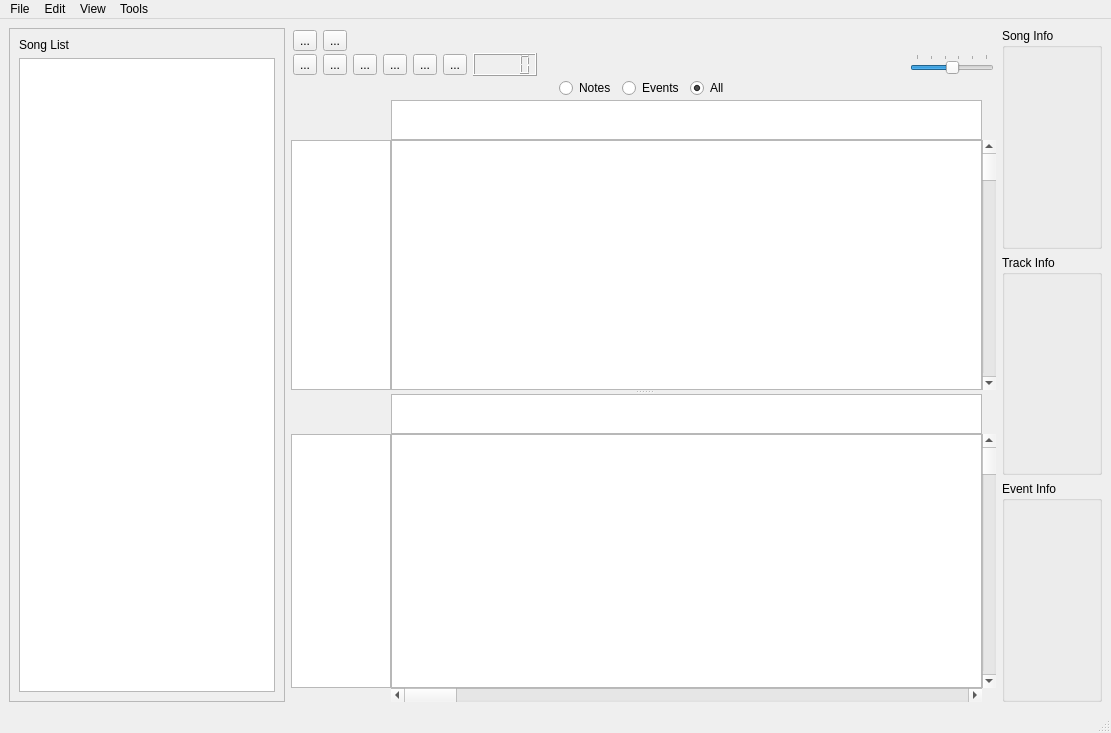
Old version of the form src/ui/mainwindow.ui in the repository garakmon/gtm.
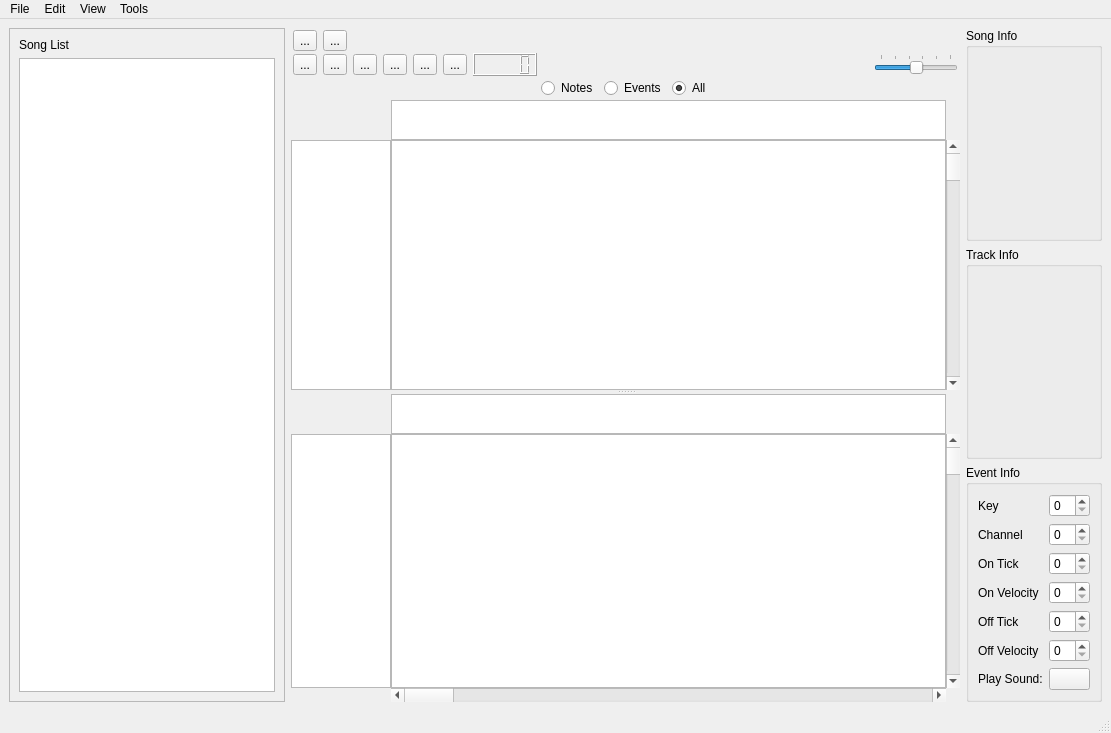
New version of the form. Icons and pictures are not drawn.

Commit message: highlight selected score notes

The edit to the form file:
```diff
--- a/src/ui/mainwindow.ui
+++ b/src/ui/mainwindow.ui
@@ -384,7 +384,7 @@
        <item>
         <widget class="QGroupBox" name="groupBox">
          <property name="sizePolicy">
-          <sizepolicy hsizetype="Minimum" vsizetype="Preferred">
+          <sizepolicy hsizetype="Maximum" vsizetype="Maximum">
            <horstretch>0</horstretch>
            <verstretch>0</verstretch>
           </sizepolicy>
@@ -392,6 +392,110 @@
          <property name="title">
           <string>Event Info</string>
          </property>
+         <layout class="QFormLayout" name="formLayout">
+          <item row="0" column="0">
+           <widget class="QLabel" name="label_2">
+            <property name="text">
+             <string>Key</string>
+            </property>
+           </widget>
+          </item>
+          <item row="0" column="1">
+           <widget class="QSpinBox" name="spinBox_NoteKey">
+            <property name="focusPolicy">
+             <enum>Qt::TabFocus</enum>
+            </property>
+           </widget>
+          </item>
+          <item row="6" column="1">
+           <widget class="QPushButton" name="pushButton_NotePlay">
+            <property name="text">
+             <string/>
+            </property>
+            <property name="icon">
+             <iconset>
+              <normaloff>:/icons/play.svg</normaloff>:/icons/play.svg</iconset>
+            </property>
+           </widget>
+          </item>
+          <item row="6" column="0">
+           <widget class="QLabel" name="label_3">
+            <property name="text">
+             <string>Play Sound:</string>
+            </property>
+           </widget>
+          </item>
+          <item row="2" column="0">
+           <widget class="QLabel" name="label_4">
+            <property name="text">
+             <string>On Tick</string>
+            </property>
+           </widget>
+          </item>
+          <item row="3" column="0">
+           <widget class="QLabel" name="label_5">
+            <property name="text">
+             <string>On Velocity</string>
+            </property>
+           </widget>
+          </item>
+          <item row="4" column="0">
+           <widget class="QLabel" name="label_6">
+            <property name="text">
+             <string>Off Tick</string>
+            </property>
+           </widget>
+          </item>
+          <item row="5" column="0">
+           <widget class="QLabel" name="label_7">
+            <property name="text">
+             <string>Off Velocity</string>
+            </property>
+           </widget>
+          </item>
+          <item row="1" column="0">
+           <widget class="QLabel" name="label_8">
+            <property name="text">
+             <string>Channel</string>
+            </property>
+           </widget>
+          </item>
+          <item row="1" column="1">
+           <widget class="QSpinBox" name="spinBox_NoteChannel">
+            <property name="focusPolicy">
+             <enum>Qt::TabFocus</enum>
+            </property>
+           </widget>
+          </item>
+          <item row="2" column="1">
+           <widget class="QSpinBox" name="spinBox_NoteOnTick">
+            <property name="focusPolicy">
+             <enum>Qt::TabFocus</enum>
+            </property>
+           </widget>
+          </item>
+          <item row="3" column="1">
+           <widget class="QSpinBox" name="spinBox_NoteOnVelocity">
+            <property name="focusPolicy">
+             <enum>Qt::TabFocus</enum>
+            </property>
+           </widget>
+          </item>
+          <item row="4" column="1">
+           <widget class="QSpinBox" name="spinBox_NoteOffTick">
+            <property name="focusPolicy">
+             <enum>Qt::TabFocus</enum>
+            </property>
+           </widget>
+          </item>
+          <item row="5" column="1">
+           <widget class="QSpinBox" name="spinBox_NoteOffVelocity">
+            <property name="focusPolicy">
+             <enum>Qt::TabFocus</enum>
+            </property>
+           </widget>
+          </item>
+         </layout>
         </widget>
        </item>
       </layout>
@@ -417,7 +521,7 @@
          <rect>
           <x>0</x>
           <y>0</y>
-          <width>673</width>
+          <width>599</width>
           <height>275</height>
          </rect>
         </property>
@@ -494,7 +598,7 @@
          <rect>
           <x>0</x>
           <y>0</y>
-          <width>673</width>
+          <width>599</width>
           <height>293</height>
          </rect>
         </property>
```
Left out of the diff: 9 changed lines with no effect on the pictures. The commit also changes 16 other files.
